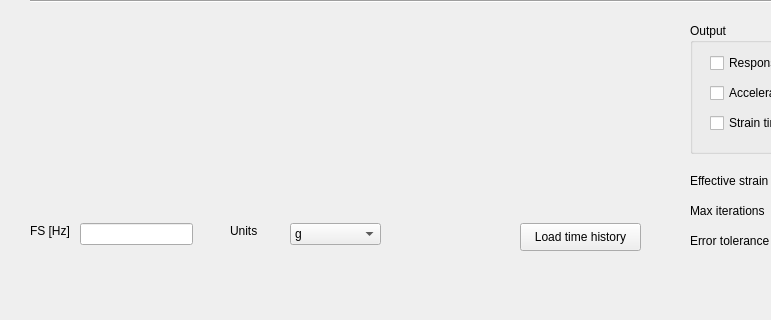
The window that SRAmainGUI.ui (giaacunzo/NC92Soil) describes before a commit, drawn with Qt 5; both pictures show x 0 to 771 and y 557 to 877 of the 1145 by 877 pixel window.
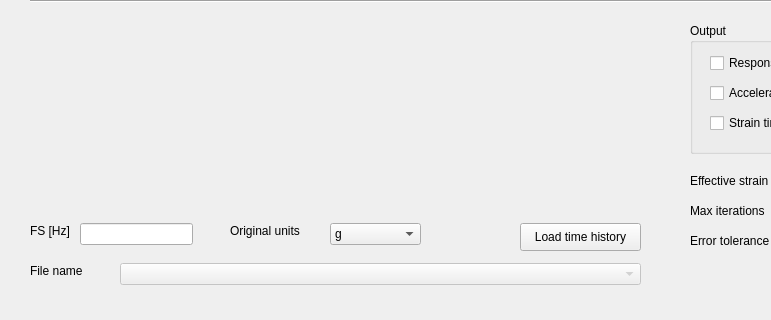
The same window after the commit. Custom widgets are drawn as their Qt base class.

```diff
--- a/SRAmainGUI.ui
+++ b/SRAmainGUI.ui
@@ -514,7 +514,7 @@
      <rect>
       <x>230</x>
       <y>780</y>
-      <width>31</width>
+      <width>81</width>
       <height>16</height>
      </rect>
     </property>
@@ -525,13 +525,13 @@
      </font>
     </property>
     <property name="text">
-     <string>Units</string>
+     <string>Original units</string>
     </property>
    </widget>
    <widget class="QComboBox" name="comboBox_Units">
     <property name="geometry">
      <rect>
-      <x>290</x>
+      <x>330</x>
       <y>780</y>
       <width>91</width>
       <height>22</height>
@@ -764,6 +764,38 @@
      <string>Error tolerance [%]</string>
     </property>
    </widget>
+   <widget class="QComboBox" name="comboBox_eventList">
+    <property name="enabled">
+     <bool>false</bool>
+    </property>
+    <property name="geometry">
+     <rect>
+      <x>120</x>
+      <y>820</y>
+      <width>521</width>
+      <height>22</height>
+     </rect>
+    </property>
+   </widget>
+   <widget class="QLabel" name="label_14">
+    <property name="geometry">
+     <rect>
+      <x>30</x>
+      <y>820</y>
+      <width>71</width>
+      <height>16</height>
+     </rect>
+    </property>
+    <property name="font">
+     <font>
+      <weight>50</weight>
+      <bold>false</bold>
+     </font>
+    </property>
+    <property name="text">
+     <string>File name</string>
+    </property>
+   </widget>
   </widget>
   <widget class="QMenuBar" name="menubar">
    <property name="geometry">
```
Left out of the diff: 2 changed lines with no effect on the pictures.
